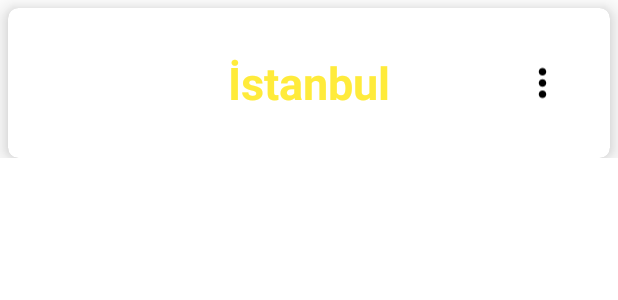
After one commit to metinyldz/MaterialDesignBottomAppBar, an Android app: the layout card_tasarim.xml on its own in the app's theme, with its tools: preview values and no code run, on a phone screen of 412 x 824 dp. The commit adds this screen. Shown: the top 300 px of the screen. Run offline under Robolectric (Android 15) with nearby library versions, the phone set to English and light mode, and no system bars.

Commit message:
Adding RecyclerView - CardView

```diff
--- a/app/build.gradle
+++ b/app/build.gradle
@@ -27,4 +27,5 @@ dependencies {
     androidTestImplementation 'androidx.test.espresso:espresso-core:3.1.1'
     implementation 'com.android.support:design:28.0.0'
     implementation 'com.google.android.material:material:1.1.0-alpha05'
+    implementation 'androidx.cardview:cardview:1.0.0'
 }
--- /dev/null
+++ b/app/src/main/res/drawable/ic_popup.xml
@@ -0,0 +1,9 @@
+<vector xmlns:android="http://schemas.android.com/apk/res/android"
+        android:width="24dp"
+        android:height="24dp"
+        android:viewportWidth="24.0"
+        android:viewportHeight="24.0">
+    <path
+        android:fillColor="#FF000000"
+        android:pathData="M12,8c1.1,0 2,-0.9 2,-2s-0.9,-2 -2,-2 -2,0.9 -2,2 0.9,2 2,2zM12,10c-1.1,0 -2,0.9 -2,2s0.9,2 2,2 2,-0.9 2,-2 -0.9,-2 -2,-2zM12,16c-1.1,0 -2,0.9 -2,2s0.9,2 2,2 2,-0.9 2,-2 -0.9,-2 -2,-2z"/>
+</vector>
--- /dev/null
+++ b/app/src/main/res/layout/card_tasarim.xml
@@ -0,0 +1,48 @@
+<?xml version="1.0" encoding="utf-8"?>
+<LinearLayout xmlns:android="http://schemas.android.com/apk/res/android"
+    xmlns:app="http://schemas.android.com/apk/res-auto"
+    android:layout_width="match_parent"
+    android:layout_height="wrap_content"
+    android:orientation="vertical">
+
+    <androidx.cardview.widget.CardView
+        android:id="@+id/satirCard"
+        style="@style/Widget.MaterialComponents.CardView"
+        android:layout_width="match_parent"
+        android:layout_height="100dp"
+        android:layout_marginStart="5dp"
+        android:layout_marginTop="5dp"
+        android:layout_marginEnd="5dp"
+        app:cardCornerRadius="7dp"
+        app:cardElevation="10dp">
+
+        <RelativeLayout
+            android:layout_width="match_parent"
+            android:layout_height="match_parent">
+
+            <TextView
+                android:id="@+id/satirYazi"
+                android:layout_width="wrap_content"
+                android:layout_height="wrap_content"
+                android:layout_centerHorizontal="true"
+                android:layout_centerVertical="true"
+                android:layout_margin="10dp"
+                android:text="İstanbul"
+                android:textColor="@color/colorAccent"
+                android:textSize="30sp"
+                android:textStyle="bold" />
+
+            <ImageView
+                android:id="@+id/satirResim"
+                android:layout_width="30dp"
+                android:layout_height="30dp"
+                android:layout_alignParentTop="true"
+                android:layout_alignParentEnd="true"
+                android:layout_alignParentBottom="true"
+                android:layout_marginTop="30dp"
+                android:layout_marginEnd="30dp"
+                android:layout_marginBottom="30dp"
+                app:srcCompat="@drawable/ic_popup" />
+        </RelativeLayout>
+    </androidx.cardview.widget.CardView>
+</LinearLayout>
```
Also changed, not shown: app/src/main/java/com/example/mybottomappbar/MainActivity.java (+48 -12 lines), app/src/main/res/layout/activity_main.xml (+7 -1 lines), app/src/main/res/menu/card_menu.xml (added, +11 -0 lines).
